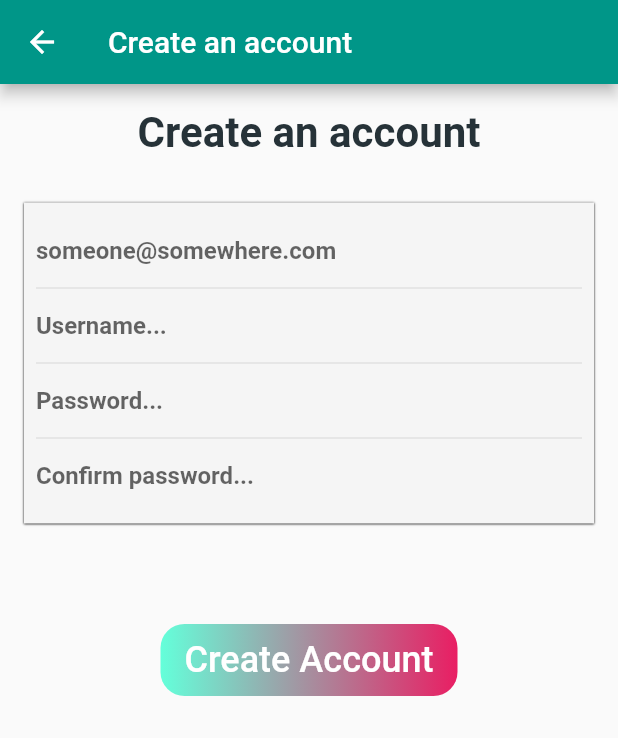
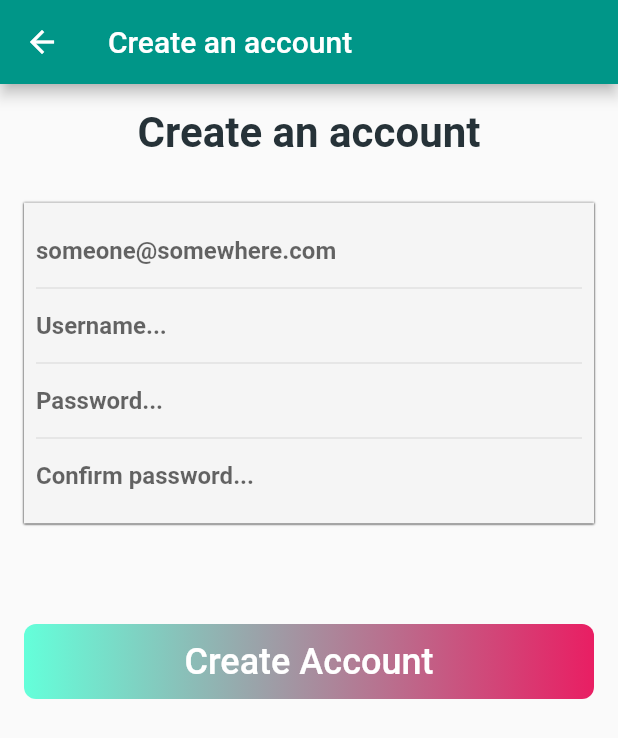
Before and after one commit to SlothfulAlfred/quiz_app, a Flutter app: the SettingsView screen opened by its route, after a tap on "Sign In", after a tap on "Login", after a tap on "Create an account", on a phone screen of 412 x 824 dp. Shown: the top 738 px of the screen. Run offline on Flutter 3.47's test engine with Material 2 defaults, Android fonts, the phone set to English and light mode, and no system bars; our stand-ins replace cloud_firestore, firebase_auth, firebase_core, firebase_storage, get_it; accounts and stored records are empty.

Commit message:
Extract styled button as GradientButton
Since this same style of button was used in more than one place in the app, it makes sense to make it its own widget.

```diff
--- a/lib/ui/views/login_view.dart
+++ b/lib/ui/views/login_view.dart
@@ -3,6 +3,7 @@ import 'package:quiz_app/core/viewModels/login_view_model.dart';
 import 'package:quiz_app/core/viewstate_enum.dart';
 import 'package:quiz_app/ui/shared/base_view.dart';
 import 'package:quiz_app/ui/shared/ui_helper.dart';
+import 'package:quiz_app/ui/widgets/gradient_button.dart';
 import 'package:quiz_app/ui/widgets/text_field.dart';
 
 class LoginView extends StatefulWidget {
@@ -123,28 +124,12 @@ class _LoginViewState extends State<LoginView> {
                     ),
               VerticalSpace.small,
               // Wraps an [ElevatedButton] to provide a gradient effect.
-              DecoratedBox(
-                decoration: BoxDecoration(
-                  borderRadius: BorderRadius.circular(8),
-                  gradient: LinearGradient(
-                    colors: [
-                      Colors.tealAccent,
-                      Colors.pinkAccent,
-                    ],
-                  ),
-                ),
-                child: ElevatedButton(
-                  onPressed: () =>
-                      model.login(_emailText.text, _passwordText.text),
-                  child: Text(
-                    "Login",
-                    style: Theme.of(context).textTheme.headline5,
-                  ),
-                  style: ElevatedButton.styleFrom(
-                    primary: Colors.transparent,
-                    shadowColor: Colors.transparent,
-                    minimumSize: Size.fromHeight(50),
-                  ),
+              GradientButton(
+                onPressed: () =>
+                    model.login(_emailText.text, _passwordText.text),
+                child: Text(
+                  "Login",
+                  style: Theme.of(context).textTheme.headline5,
                 ),
               ),
               VerticalSpace.small,
--- a/lib/ui/views/registration_view.dart
+++ b/lib/ui/views/registration_view.dart
@@ -2,6 +2,7 @@ import 'package:flutter/material.dart';
 import 'package:quiz_app/core/viewModels/registration_view_model.dart';
 import 'package:quiz_app/ui/shared/base_view.dart';
 import 'package:quiz_app/ui/shared/ui_helper.dart';
+import 'package:quiz_app/ui/widgets/gradient_button.dart';
 import 'package:quiz_app/ui/widgets/text_field.dart';
 
 class RegistrationView extends StatefulWidget {
@@ -108,27 +109,16 @@ class _RegistrationViewState extends State<RegistrationView> {
                   : Text('', style: TextStyle(fontSize: 16)),
               VerticalSpace.small,
               // Create Account button.
-              DecoratedBox(
-                decoration: BoxDecoration(
-                  gradient:
-                      LinearGradient(colors: [Colors.tealAccent, Colors.pink]),
-                  borderRadius: BorderRadius.circular(16),
+              GradientButton(
+                onPressed: () => model.createAccount(
+                  email: _emailController.text,
+                  username: _usernameController.text,
+                  password: _passwordController.text,
+                  confirmed: _confirmPasswordController.text,
                 ),
-                child: ElevatedButton(
-                  child: Text('Create Account', style: TextStyle(fontSize: 24)),
-                  // Attempts to create an account, business logic handled in
-                  // ViewModel.
-                  onPressed: () => model.createAccount(
-                    email: _emailController.text,
-                    username: _usernameController.text,
-                    password: _passwordController.text,
-                    confirmed: _confirmPasswordController.text,
-                  ),
-                  style: ButtonStyle(
-                    backgroundColor:
-                        MaterialStateProperty.all(Colors.transparent),
-                    shadowColor: MaterialStateProperty.all(Colors.transparent),
-                  ),
+                child: Text(
+                  'Create Account',
+                  style: TextStyle(fontSize: 24),
                 ),
               ),
             ],
--- a/lib/ui/views/settings_view.dart
+++ b/lib/ui/views/settings_view.dart
@@ -3,6 +3,7 @@ import 'package:quiz_app/core/viewModels/settings_view_model.dart';
 import 'package:quiz_app/core/viewstate_enum.dart';
 import 'package:quiz_app/ui/shared/base_view.dart';
 import 'package:quiz_app/ui/shared/ui_helper.dart';
+import 'package:quiz_app/ui/widgets/gradient_button.dart';
 
 class SettingsView extends StatelessWidget {
   @override
@@ -30,13 +31,19 @@ class SettingsView extends StatelessWidget {
                   ),
                 ),
                 VerticalSpace.medium,
-                TextButton(
-                  child: Text(
-                    'Sign In',
-                    style: Theme.of(context).textTheme.headline4,
+                Padding(
+                  padding: const EdgeInsets.symmetric(
+                    vertical: 8.0,
+                    horizontal: 24.0,
                   ),
-                  onPressed: model.logout,
-                )
+                  child: GradientButton(
+                    onPressed: model.logout,
+                    child: Text(
+                      'Sign In',
+                      style: Theme.of(context).textTheme.headline5,
+                    ),
+                  ),
+                ),
               ];
             } else {
               content = [
@@ -54,7 +61,10 @@ class SettingsView extends StatelessWidget {
                 TextButton(
                   child: Text(
                     'Sign Out',
-                    style: Theme.of(context).textTheme.headline4,
+                    style: Theme.of(context)
+                        .textTheme
+                        .headline4!
+                        .copyWith(color: Colors.teal),
                   ),
                   onPressed: model.logout,
                 )
@@ -66,13 +76,14 @@ class SettingsView extends StatelessWidget {
                 children: [
                   CircleAvatar(
                     radius: 100,
-                    // [CircleAvatar] tries to load in [foregroundImage] first,
-                    // then falls back to [backgroundImage]. If [userImagePath]
-                    // returns an empty string, the loading will fail and a default
-                    // image will be loaded.
-                    // TODO: Wrap in [FadeInImage].
-                    foregroundImage: NetworkImage(model.userImagePath),
-                    backgroundImage: AssetImage('assets/default_avatar.jpg'),
+                    foregroundImage: (model.userImagePath != '')
+                        ? FadeInImage(
+                            fit: BoxFit.cover,
+                            image: NetworkImage(model.userImagePath),
+                            placeholder:
+                                AssetImage('assets/default_avatar.jpg'),
+                          ) as ImageProvider
+                        : AssetImage('assets/default_avatar.jpg'),
                   ),
                   VerticalSpace.medium,
                   ...content,
--- /dev/null
+++ b/lib/ui/widgets/gradient_button.dart
@@ -0,0 +1,35 @@
+import 'package:flutter/material.dart';
+
+class GradientButton extends StatelessWidget {
+  final VoidCallback onPressed;
+  final Widget child;
+  final List<Color> colors;
+
+  const GradientButton({
+    Key? key,
+    required this.onPressed,
+    required this.child,
+    this.colors = const [Colors.tealAccent, Colors.pink],
+  }) : super(key: key);
+
+  @override
+  Widget build(BuildContext context) {
+    return DecoratedBox(
+      decoration: BoxDecoration(
+        borderRadius: BorderRadius.circular(8),
+        gradient: LinearGradient(
+          colors: colors,
+        ),
+      ),
+      child: ElevatedButton(
+        onPressed: onPressed,
+        child: child,
+        style: ElevatedButton.styleFrom(
+          primary: Colors.transparent,
+          shadowColor: Colors.transparent,
+          minimumSize: Size.fromHeight(50),
+        ),
+      ),
+    );
+  }
+}
```
